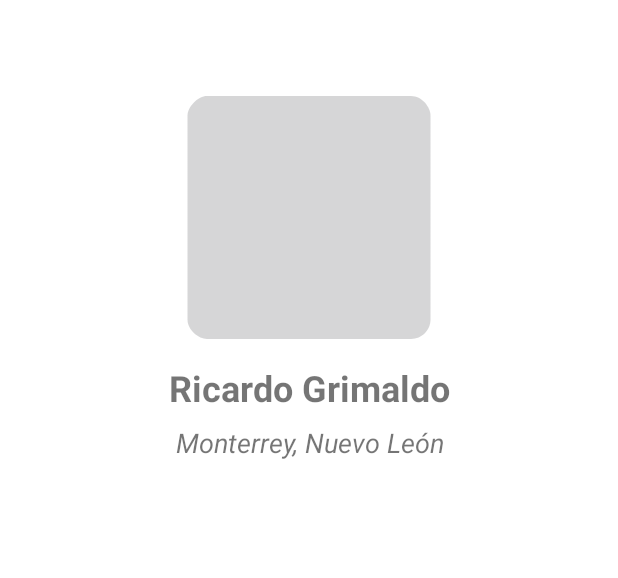
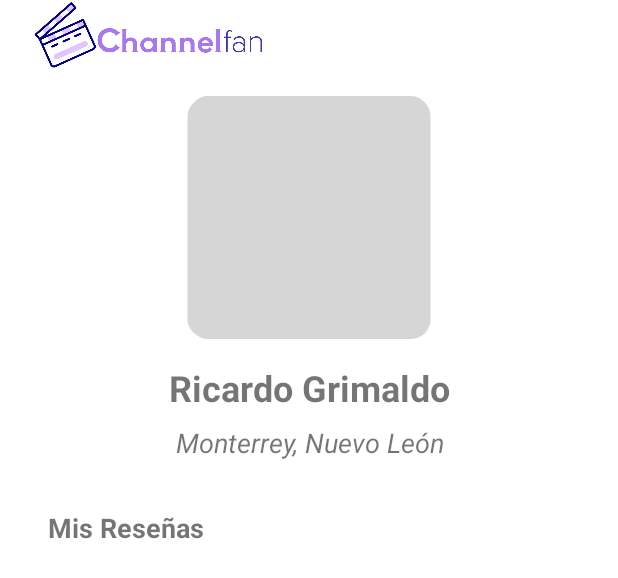
Before and after one commit to rickylolo/ChannelFan-Android, an Android app: the layout activity_profile.xml on its own in the app's theme, with its tools: preview values and no code run, on a phone screen of 412 x 824 dp. Shown: the top 578 px of the screen. Run offline under Robolectric (Android 15) with nearby library versions, the phone set to English and light mode, and no system bars.

Commit message:
Profile&Fav
Avance de activity profile y favorites

```diff
--- a/app/src/main/res/layout/activity_profile.xml
+++ b/app/src/main/res/layout/activity_profile.xml
@@ -6,6 +6,15 @@
     android:layout_height="match_parent"
     tools:context=".Profile">
 
+    <ImageView
+        android:id="@+id/imageView5"
+        android:layout_width="204dp"
+        android:layout_height="51dp"
+        app:layout_constraintEnd_toEndOf="parent"
+        app:layout_constraintHorizontal_bias="0.0"
+        app:layout_constraintStart_toStartOf="parent"
+        app:layout_constraintTop_toTopOf="parent"
+        app:srcCompat="@drawable/channel" />
     <LinearLayout
         android:id="@+id/linearLayout"
         android:layout_width="match_parent"
@@ -45,6 +54,16 @@
             android:layout_width="match_parent"
             android:layout_height="wrap_content" />
 
+        <TextView
+            android:id="@+id/textView_MisReseñas"
+            android:text="Mis Reseñas"
+            android:layout_marginTop="32dp"
+            android:textSize="18sp"
+            android:textStyle="bold"
+            android:gravity="start"
+            android:layout_width="match_parent"
+            android:layout_height="wrap_content" />
+
         <androidx.recyclerview.widget.RecyclerView
             android:id="@+id/recyclerFilms"
             android:layout_width="match_parent"
```
Also changed, not shown: app/src/main/java/com/example/channelfan/Favorites.kt (+10 -0 lines), app/src/main/res/layout/activity_favorites.xml (+80 -0 lines), 1 other file.
